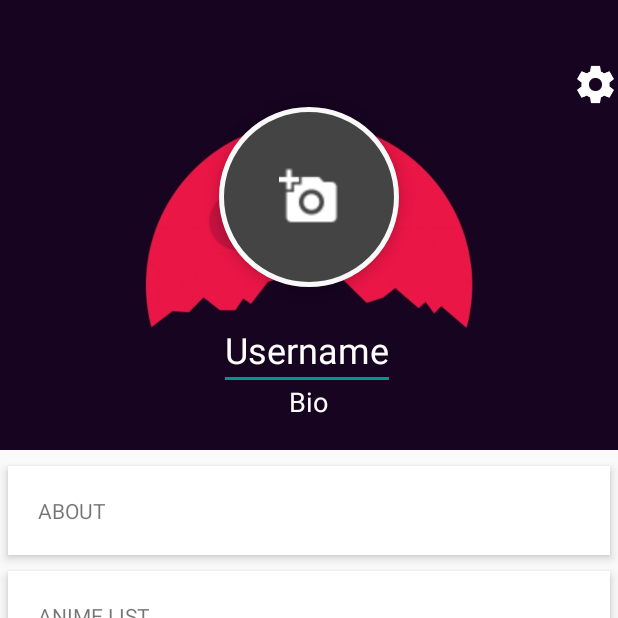
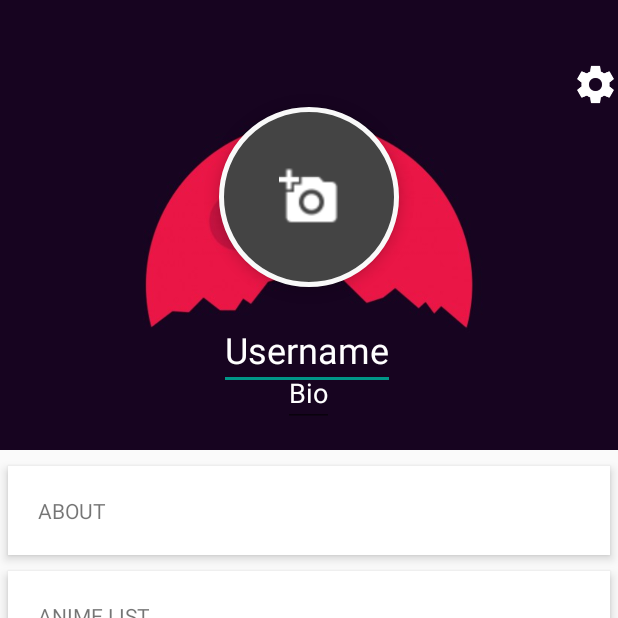
Before and after one commit to willardshikami/MangaForum, an Android app: the fragment ProfileFragment shown on its own in the app's theme, on a phone screen of 412 x 824 dp, the top half of it. Run offline under Robolectric (Android 15) with nearby library versions, the phone set to English and light mode, and no system bars; 1 statement that could not run was skipped.

Commit message:
redesigned profile page

```diff
--- a/app/src/main/res/layout/fragment_profile.xml
+++ b/app/src/main/res/layout/fragment_profile.xml
@@ -33,7 +33,6 @@
             android:layout_height="wrap_content"
             android:layout_below="@+id/header_cover_image"
             android:elevation="4dp">
-
 
         </RelativeLayout>
 
@@ -91,7 +90,7 @@
             android:layout_alignStart="@+id/user_profile_photo"
             android:layout_marginBottom="40dp" />
 
-        <TextView
+        <EditText
             android:id="@+id/user_profile_short_bio"
             android:layout_width="wrap_content"
             android:layout_height="wrap_content"
@@ -100,6 +99,6 @@
             android:textSize="18sp"
             android:layout_above="@+id/profile_layout"
             android:layout_centerHorizontal="true"
-            android:layout_marginBottom="20dp"/>
+            android:layout_marginBottom="15dp"/>
     </RelativeLayout>
 </ScrollView>
```
